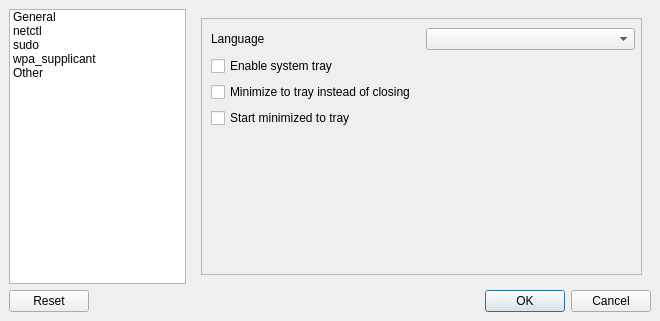
Before: the Qt Designer form sources/gui/src/settingswindow.ui in arcan1s/netctl-gui, drawn with Qt 5.
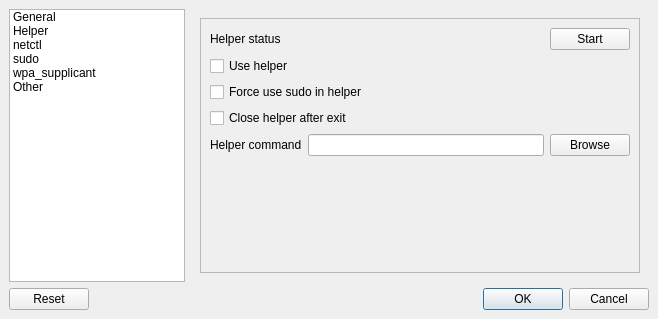
After: the same form once the commit is applied. Icons and pictures are not drawn.

Commit message: add helper proto

The edit to the form file:
```diff
--- a/sources/gui/src/settingswindow.ui
+++ b/sources/gui/src/settingswindow.ui
@@ -6,8 +6,8 @@
    <rect>
     <x>0</x>
     <y>0</y>
-    <width>660</width>
-    <height>321</height>
+    <width>658</width>
+    <height>319</height>
    </rect>
   </property>
   <property name="windowTitle">
@@ -67,6 +67,15 @@
           </iconset>
          </property>
         </item>
+        <item>
+         <property name="text">
+          <string>Helper</string>
+         </property>
+         <property name="icon">
+          <iconset resource="../../resources/resources.qrc">
+           <normaloff>:/icon.png</normaloff>:/icon.png</iconset>
+         </property>
+        </item>
         <item>
          <property name="text">
           <string>netctl</string>
@@ -110,7 +119,7 @@
       <item>
        <widget class="QStackedWidget" name="stackedWidget">
         <property name="currentIndex">
-         <number>0</number>
+         <number>1</number>
         </property>
         <widget class="QWidget" name="page_general">
          <layout class="QVBoxLayout" name="verticalLayout">
@@ -127,8 +136,8 @@
               <rect>
                <x>0</x>
                <y>0</y>
-               <width>444</width>
-               <height>260</height>
+               <width>442</width>
+               <height>258</height>
               </rect>
              </property>
              <layout class="QVBoxLayout" name="verticalLayout_7">
@@ -190,6 +199,125 @@
           </item>
          </layout>
         </widget>
+        <widget class="QWidget" name="page_helper">
+         <layout class="QVBoxLayout" name="verticalLayout_12">
+          <item>
+           <widget class="QScrollArea" name="scrollArea_helper">
+            <property name="widgetResizable">
+             <bool>true</bool>
+            </property>
+            <widget class="QWidget" name="scrollAreaWidgetContents">
+             <property name="geometry">
+              <rect>
+               <x>0</x>
+               <y>0</y>
+               <width>442</width>
+               <height>258</height>
+              </rect>
+             </property>
+             <layout class="QVBoxLayout" name="verticalLayout_13">
+              <item>
+               <layout class="QHBoxLayout" name="layout_status">
+                <item>
+                 <widget class="QLabel" name="label_statusText">
+                  <property name="text">
+                   <string>Helper status</string>
+                  </property>
+                 </widget>
+                </item>
+                <item>
+                 <spacer name="spacer_status">
+                  <property name="orientation">
+                   <enum>Qt::Horizontal</enum>
+                  </property>
+                  <property name="sizeHint" stdset="0">
+                   <size>
+                    <width>40</width>
+                    <height>20</height>
+                   </size>
+                  </property>
+                 </spacer>
+                </item>
+                <item>
+                 <widget class="QLabel" name="label_status">
+                  <property name="text">
+                   <string/>
+                  </property>
+                 </widget>
+                </item>
+                <item>
+                 <widget class="QPushButton" name="pushButton_status">
+                  <property name="text">
+                   <string>Start</string>
+                  </property>
+                  <property name="icon">
+                   <iconset theme="system-run"/>
+                  </property>
+                 </widget>
+                </item>
+               </layout>
+              </item>
+              <item>
+               <widget class="QCheckBox" name="checkBox_useHelper">
+                <property name="text">
+                 <string>Use helper</string>
+                </property>
+               </widget>
+              </item>
+              <item>
+               <widget class="QCheckBox" name="checkBox_forceSudo">
+                <property name="text">
+                 <string>Force use sudo in helper</string>
+                </property>
+               </widget>
+              </item>
+              <item>
+               <widget class="QCheckBox" name="checkBox_helperClose">
+                <property name="text">
+                 <string>Close helper after exit</string>
+                </property>
+               </widget>
+              </item>
+              <item>
+               <layout class="QHBoxLayout" name="layout_helperPath">
+                <item>
+                 <widget class="QLabel" name="label_helperPath">
+                  <property name="text">
+                   <string>Helper command</string>
+                  </property>
+                 </widget>
+                </item>
+                <item>
+                 <widget class="QLineEdit" name="lineEdit_helperPath"/>
+                </item>
+                <item>
+                 <widget class="QPushButton" name="pushButton_helperPath">
+                  <property name="text">
+                   <string>Browse</string>
+                  </property>
+                 </widget>
+                </item>
+               </layout>
+              </item>
+              <item>
+               <spacer name="spacer_helper">
+                <property name="orientation">
+                 <enum>Qt::Vertical</enum>
+                </property>
+                <property name="sizeHint" stdset="0">
+                 <size>
+                  <width>20</width>
+                  <height>104</height>
+                 </size>
+                </property>
+               </spacer>
+              </item>
+             </layout>
+            </widget>
+           </widget>
+          </item>
+         </layout>
+        </widget>
         <widget class="QWidget" name="page_netctl">
          <layout class="QVBoxLayout" name="verticalLayout_3">
           <item>
```
The commit also changes 21 other files.
